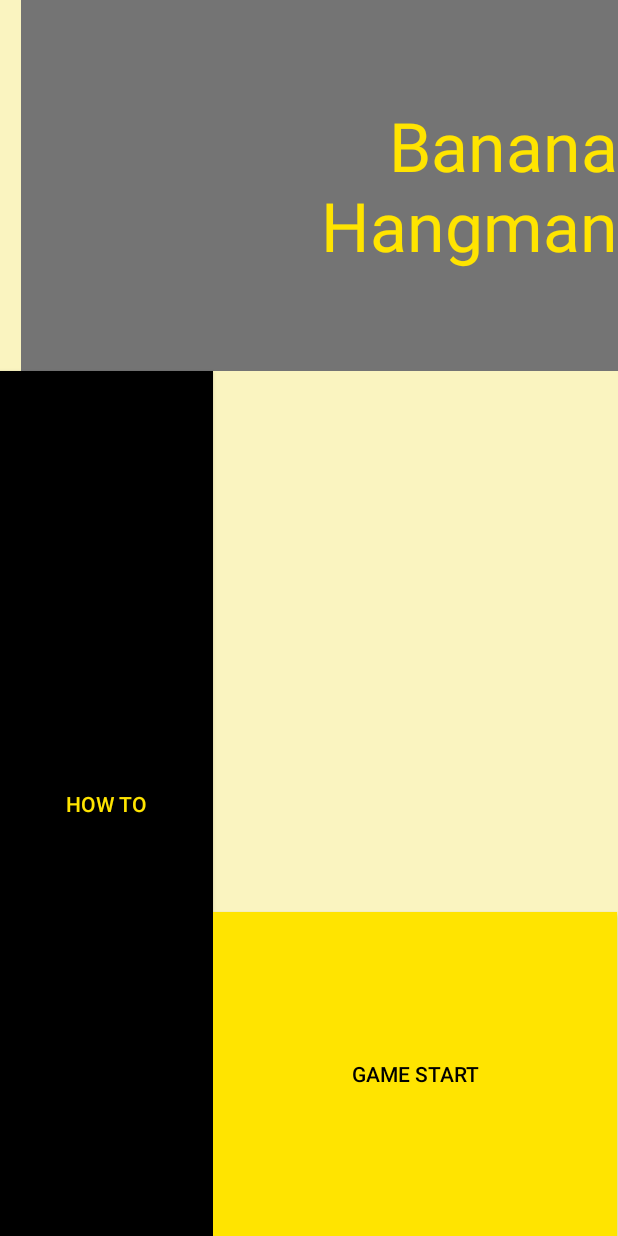
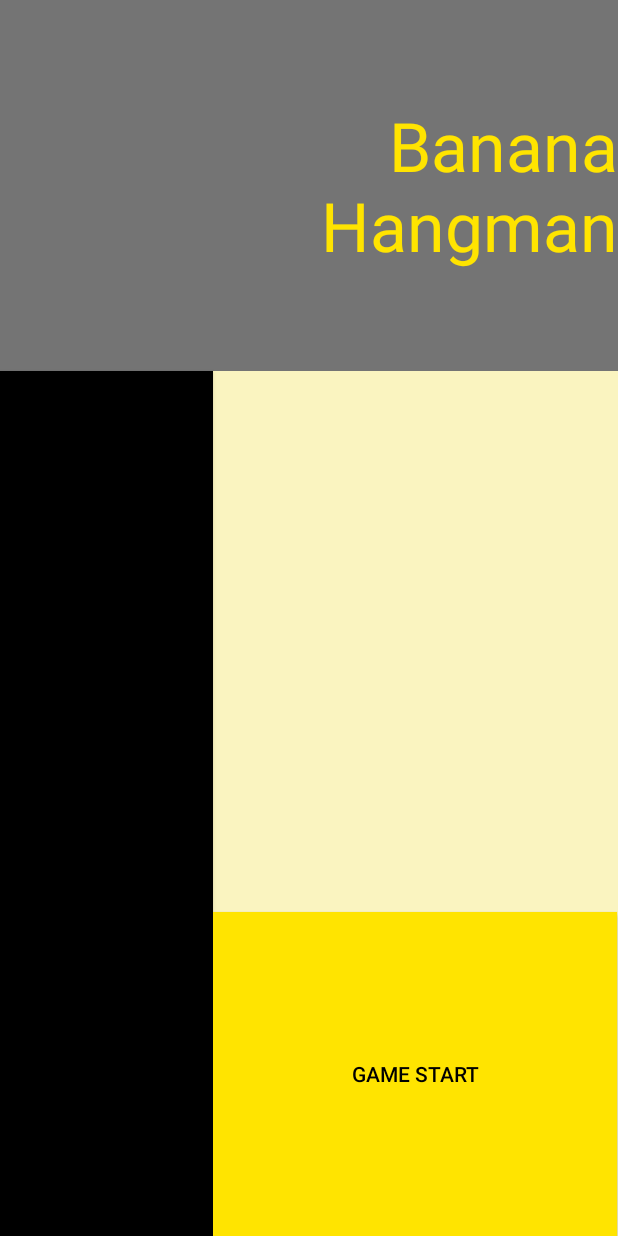
Before and after one commit to 2016125020/Termproject-android, an Android app: the screen it shows after launch (MainActivity), on a phone screen of 412 x 824 dp. Run offline under Robolectric (Android 15) with nearby library versions, the light colour scheme and no system bars.

```diff
--- a/app/src/main/res/layout/activity_main.xml
+++ b/app/src/main/res/layout/activity_main.xml
@@ -9,7 +9,7 @@
 
     <TextView
         android:id="@+id/Banana"
-        android:layout_width="398dp"
+        android:layout_width="match_parent"
         android:layout_height="247dp"
         android:background="#747474"
         android:gravity="right|center_vertical"
@@ -18,8 +18,9 @@
         android:textColor="#FFE400"
         tools:layout_editor_absoluteX="-16dp"
         tools:layout_editor_absoluteY="-6dp"
-        android:layout_alignParentRight="true"
-        android:layout_alignParentEnd="true" />
+        android:layout_alignParentTop="true"
+        android:layout_alignParentLeft="true"
+        android:layout_alignParentStart="true" />
 
     <Button
         android:id="@+id/startbutton"
@@ -38,16 +39,15 @@
     <Button
         android:id="@+id/button2"
         style="@style/Widget.AppCompat.Button.Colored"
-        android:background = "#000000"
-        android:textColor= "#FFE400"
         android:layout_width="142dp"
         android:layout_height="219dp"
-        android:text="how to"
-        tools:layout_editor_absoluteX="-12dp"
-        tools:layout_editor_absoluteY="353dp"
         android:layout_alignParentBottom="true"
         android:layout_alignParentLeft="true"
         android:layout_alignParentStart="true"
-        android:layout_below="@+id/Banana" />
+        android:layout_below="@+id/Banana"
+        android:background="#000000"
+        android:textColor="#FFE400"
+        tools:layout_editor_absoluteX="-12dp"
+        tools:layout_editor_absoluteY="353dp" />
 
 </RelativeLayout>
```
